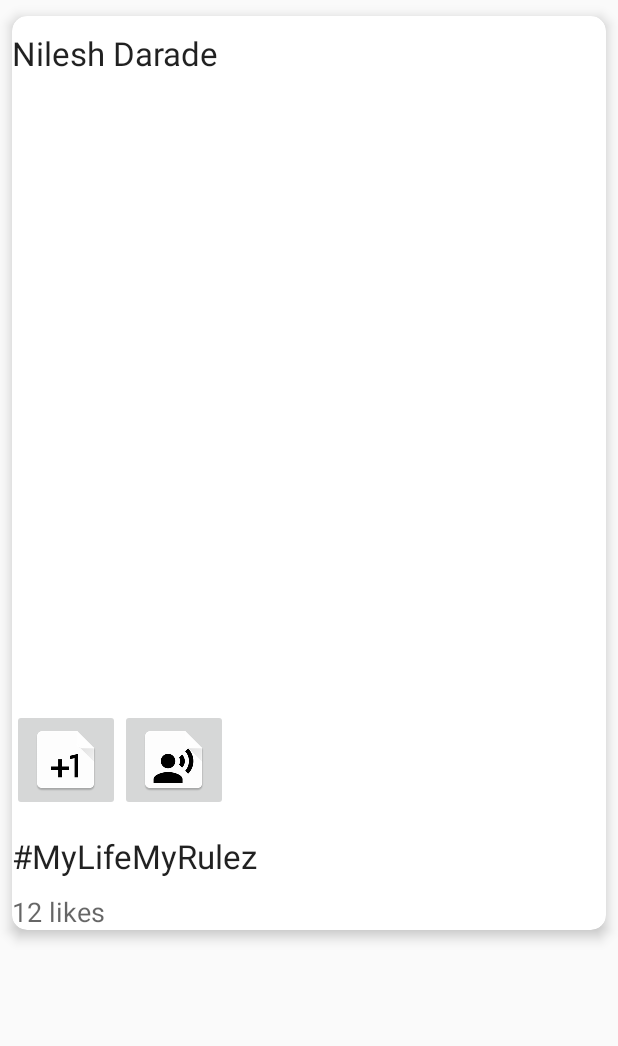
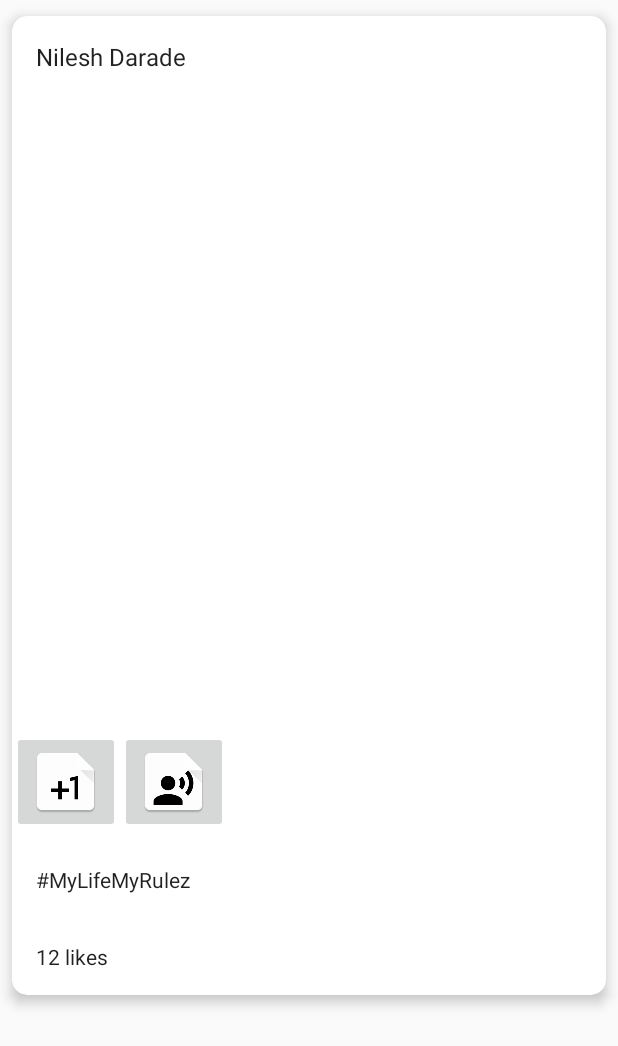
Before and after one commit to ashish531987/PhotoSharingApp-Android, an Android app: the layout media_recycleview_row.xml on its own in the app's theme, with its tools: preview values and no code run, on a phone screen of 412 x 824 dp. Shown: the top 1046 px of the screen. Run offline under Robolectric (Android 15) with nearby library versions, the phone set to English and light mode, and no system bars.

Commit message:
UI rework.

```diff
--- a/app/src/main/res/layout/media_recycleview_row.xml
+++ b/app/src/main/res/layout/media_recycleview_row.xml
@@ -20,9 +20,9 @@
             android:layout_width="wrap_content"
             android:layout_height="wrap_content"
             android:layout_gravity="start"
-            android:layout_marginTop="10dp"
+            android:layout_margin="@dimen/media_recycleview_row_margin"
             android:text="Nilesh Darade"
-            android:textAppearance="?android:attr/textAppearanceLarge"/>
+            android:textAppearance="?android:attr/textAppearanceListItem"/>
 
         <ImageView
             android:id="@+id/userIV"
@@ -61,17 +61,17 @@
             android:layout_width="wrap_content"
             android:layout_height="wrap_content"
             android:layout_gravity="start"
-            android:layout_marginTop="10dp"
+            android:layout_margin="@dimen/media_recycleview_row_margin"
             android:text="#MyLifeMyRulez"
-            android:textAppearance="?android:attr/textAppearanceLarge"/>
+            android:textAppearance="?android:attr/textAppearanceListItemSecondary"/>
         <TextView
             android:id="@+id/likesCountTV"
             android:layout_width="wrap_content"
             android:layout_height="wrap_content"
             android:layout_gravity="start"
-            android:layout_marginTop="10dp"
+            android:layout_margin="@dimen/media_recycleview_row_margin"
             android:text="12 likes"
-            android:textAppearance="?android:attr/textAppearanceMedium"/>
+            android:textAppearance="?android:attr/textAppearanceListItemSecondary"/>
 
     </LinearLayout>
 
--- a/app/src/main/res/values/dimens.xml
+++ b/app/src/main/res/values/dimens.xml
@@ -1,3 +1,4 @@
 <resources>
     <dimen name="fab_margin">16dp</dimen>
+    <dimen name="media_recycleview_row_margin">16dp</dimen>
 </resources>
--- a/app/src/main/res/values/strings.xml
+++ b/app/src/main/res/values/strings.xml
@@ -2,4 +2,6 @@
     <string name="app_name">PhotoSharingApp</string>
     <string name="action_settings">Settings</string>
     <string name="retry">Retry</string>
+    <string name="read_perm_request_dialog_msg">Permission to access the storage is required for this app to upload photos.</string>
+    <string name="read_perm_request_dialog_title">Permission required</string>
 </resources>
```
Also changed, not shown: app/src/main/java/com/emergent/photosharingapp/MediaMasterActivity.kt (+64 -3 lines), app/src/main/java/com/emergent/photosharingapp/ui/MediaMasterViewModel.kt (+6 -13 lines), app/src/main/java/com/emergent/photosharingapp/ui/MediaPostViewHolder.kt (+1 -8 lines), app/src/main/java/com/emergent/photosharingapp/ui/MediaRecyclerAdapter.kt (+0 -29 lines).
